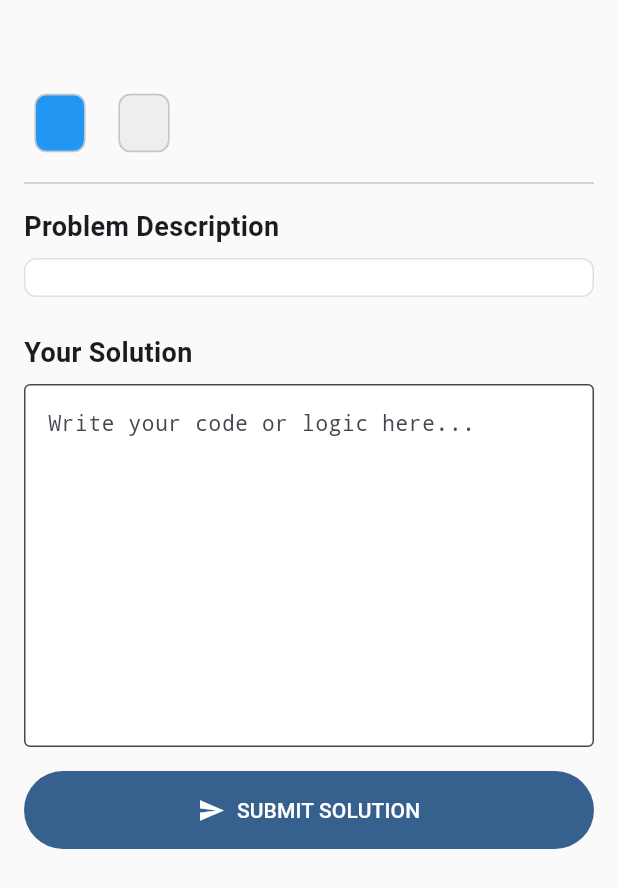
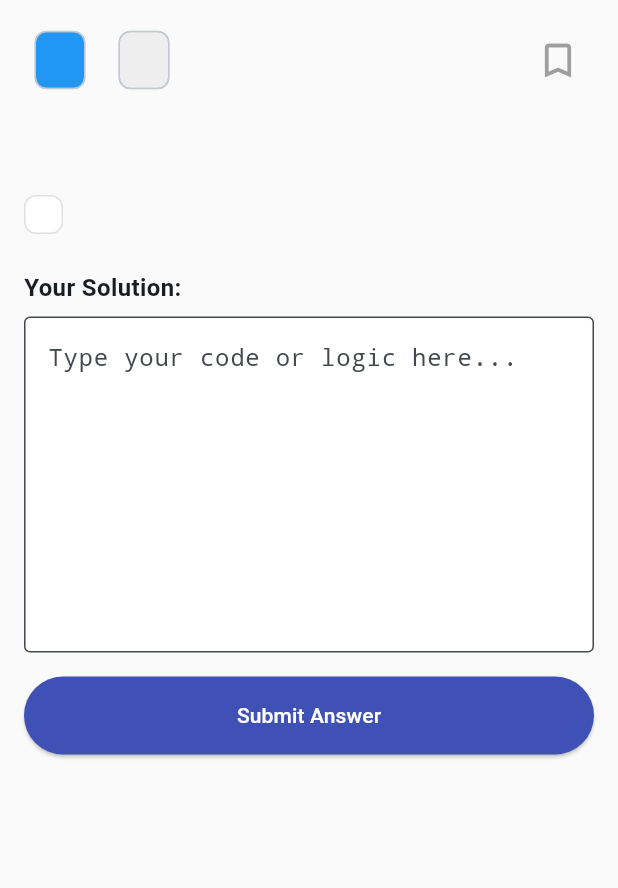
Before and after one commit to gauravkansal-coder/daily-coding-questions-app, a Flutter app: the ProblemView widget shown alone on an empty page, opened directly with empty values, on a phone screen of 412 x 824 dp. Shown: the top 888 px of the screen. Run offline on Flutter 3.47's test engine with Material 3 defaults, Android fonts, the phone set to English and light mode, and no system bars; our stand-ins replace cloud_firestore, firebase_auth, firebase_core, flutter_markdown, shared_preferences; accounts and stored records are empty; generated files the repository leaves out were written again.

Commit message:
bookmarks

```diff
--- a/lib/models/user_model.dart
+++ b/lib/models/user_model.dart
@@ -6,8 +6,9 @@ class UserModel {
   final String username;
   final int currentStreak;
   final int longestStreak;
-  final String lastSolvedDate; // Stores the date as "YYYY-MM-DD"
-  final List<String> solvedQuestionIds; // Keeps track of which days are done
+  final String lastSolvedDate;
+  final List<String> solvedQuestionIds;
+  final List<String> bookmarkedQuestionIds; // <--- NEW FIELD
 
   UserModel({
     required this.uid,
@@ -17,29 +18,25 @@ class UserModel {
     required this.longestStreak,
     required this.lastSolvedDate,
     required this.solvedQuestionIds,
+    required this.bookmarkedQuestionIds, // <--- Add to constructor
   });
 
-  // -----------------------------------------------------------------------------
-  // Factory Constructor: Firestore Document -> Dart Object
-  // -----------------------------------------------------------------------------
   factory UserModel.fromFirestore(DocumentSnapshot doc) {
-    Map<String, dynamic> data = doc.data() as Map<String, dynamic>;
-
+    Map data = doc.data() as Map<String, dynamic>;
     return UserModel(
       uid: doc.id,
       email: data['email'] ?? '',
-      username: data['username'] ?? 'Coder',
+      username: data['username'] ?? '',
       currentStreak: data['currentStreak'] ?? 0,
       longestStreak: data['longestStreak'] ?? 0,
       lastSolvedDate: data['lastSolvedDate'] ?? '',
-      // Firestore stores lists as List<dynamic>, so we must cast it to List<String>
       solvedQuestionIds: List<String>.from(data['solvedQuestionIds'] ?? []),
+      // Safely load the bookmarks list
+      bookmarkedQuestionIds:
+          List<String>.from(data['bookmarkedQuestionIds'] ?? []),
     );
   }
 
-  // -----------------------------------------------------------------------------
-  // Method: Dart Object -> Map (Used when Registering a new user)
-  // -----------------------------------------------------------------------------
   Map<String, dynamic> toMap() {
     return {
       'email': email,
@@ -48,6 +45,7 @@ class UserModel {
       'longestStreak': longestStreak,
       'lastSolvedDate': lastSolvedDate,
       'solvedQuestionIds': solvedQuestionIds,
+      'bookmarkedQuestionIds': bookmarkedQuestionIds, // <--- Save it back
     };
   }
 }
--- a/lib/ui/screens/home/problem_view.dart
+++ b/lib/ui/screens/home/problem_view.dart
@@ -1,17 +1,22 @@
 import 'package:flutter/material.dart';
 import 'package:flutter_markdown/flutter_markdown.dart';
 import 'package:daily_coding_questions_app/models/question_model.dart';
+import 'package:daily_coding_questions_app/models/user_model.dart';
 
 class ProblemView extends StatefulWidget {
   final Question question;
   final bool isSolved;
   final VoidCallback onSolve;
+  final UserModel user;
+  final Function(String) onBookmark;
 
   const ProblemView({
     super.key,
     required this.question,
     required this.isSolved,
     required this.onSolve,
+    required this.user,
+    required this.onBookmark,
   });
 
   @override
@@ -19,13 +24,15 @@ class ProblemView extends StatefulWidget {
 }
 
 class _ProblemViewState extends State<ProblemView> {
-  late TextEditingController _codeController;
+  final TextEditingController _codeController = TextEditingController();
 
   @override
   void initState() {
     super.initState();
-    // Pre-fill the text area with starter code
-    _codeController = TextEditingController(text: widget.question.starterCode);
+    // Pre-fill with starter code if available
+    if (widget.question.starterCode.isNotEmpty) {
+      _codeController.text = widget.question.starterCode;
+    }
   }
 
   @override
@@ -34,7 +41,6 @@ class _ProblemViewState extends State<ProblemView> {
     super.dispose();
   }
 
-  // Helper to pick color based on difficulty
   Color _getDifficultyColor(String difficulty) {
     switch (difficulty.toLowerCase()) {
       case 'easy':
@@ -50,19 +56,18 @@ class _ProblemViewState extends State<ProblemView> {
 
   @override
   Widget build(BuildContext context) {
+    bool isBookmarked =
+        widget.user.bookmarkedQuestionIds.contains(widget.question.id);
+
     return SingleChildScrollView(
       padding: const EdgeInsets.all(16.0),
       child: Column(
-        crossAxisAlignment: CrossAxisAlignment.stretch,
+        crossAxisAlignment: CrossAxisAlignment.start,
         children: [
-          // -------------------------------------------------------
-          // 1. Header (Title + Badges)
-          // -------------------------------------------------------
-          Text(
-            widget.question.title,
-            style: const TextStyle(fontSize: 24, fontWeight: FontWeight.bold),
-          ),
-          const SizedBox(height: 8),
+          // 1. Header: Difficulty, Topic, and Bookmark Icon
+          Row(
+            mainAxisAlignment: MainAxisAlignment.spaceBetween,
+            children: [
               Row(
                 children: [
                   Chip(
@@ -76,20 +81,31 @@ class _ProblemViewState extends State<ProblemView> {
                   const SizedBox(width: 8),
                   Chip(
                     label: Text(widget.question.topic),
-                backgroundColor: Colors.grey[200],
+                    backgroundColor: Colors.grey.shade200,
                   ),
                 ],
               ),
-          const Divider(height: 32),
+              // BOOKMARK BUTTON
+              IconButton(
+                onPressed: () => widget.onBookmark(widget.question.id),
+                icon: Icon(
+                  isBookmarked ? Icons.bookmark : Icons.bookmark_border,
+                  color: isBookmarked ? Colors.amber : Colors.grey,
+                  size: 30,
+                ),
+              ),
+            ],
+          ),
+          const SizedBox(height: 16),
 
-          // -------------------------------------------------------
-          // 2. Question Description (Markdown)
-          // -------------------------------------------------------
-          const Text(
-            "Problem Description",
-            style: TextStyle(fontSize: 18, fontWeight: FontWeight.bold),
+          // 2. Title
+          Text(
+            widget.question.title,
+            style: const TextStyle(fontSize: 24, fontWeight: FontWeight.bold),
           ),
-          const SizedBox(height: 8),
+          const SizedBox(height: 16),
+
+          // 3. Description (Markdown)
           Container(
             padding: const EdgeInsets.all(12),
             decoration: BoxDecoration(
@@ -101,19 +117,49 @@ class _ProblemViewState extends State<ProblemView> {
           ),
           const SizedBox(height: 24),
 
-          // -------------------------------------------------------
-          // 3. The "Switch": Input vs Solution
-          // -------------------------------------------------------
-          if (widget.isSolved) ...[
-            // STATE: SOLVED -> Show Solution
+          // 4. Input Area OR Solution View
+          if (!widget.isSolved) ...[
+            const Text(
+              "Your Solution:",
+              style: TextStyle(fontWeight: FontWeight.bold, fontSize: 16),
+            ),
+            const SizedBox(height: 8),
+            TextField(
+              controller: _codeController,
+              maxLines: 8,
+              decoration: const InputDecoration(
+                hintText: "Type your code or logic here...",
+                border: OutlineInputBorder(),
+                filled: true,
+                fillColor: Colors.white,
+              ),
+              style: const TextStyle(fontFamily: 'monospace'),
+            ),
+            const SizedBox(height: 16),
+            SizedBox(
+              width: double.infinity,
+              child: ElevatedButton(
+                onPressed: widget.onSolve,
+                style: ElevatedButton.styleFrom(
+                  backgroundColor: Colors.indigo,
+                  foregroundColor: Colors.white,
+                  padding: const EdgeInsets.symmetric(vertical: 16),
+                ),
+                child: const Text("Submit Answer"),
+              ),
+            ),
+          ] else ...[
+            // Success Message & Solution (This matches your screenshot fixes)
             Container(
+              width: double.infinity,
               padding: const EdgeInsets.all(16),
               decoration: BoxDecoration(
                 color: Colors.green.shade50,
                 borderRadius: BorderRadius.circular(12),
-                border: Border.all(color: Colors.green),
+                border: Border.all(color: Colors.green.shade200),
               ),
               child: Column(
+                crossAxisAlignment: CrossAxisAlignment.start,
                 children: [
                   const Row(
                     children: [
@@ -122,56 +168,20 @@ class _ProblemViewState extends State<ProblemView> {
                       Text(
                         "Answer Submitted! Solution Unlocked.",
                         style: TextStyle(
-                            fontWeight: FontWeight.bold, color: Colors.green),
+                            fontWeight: FontWeight.bold,
+                            color: Colors.green,
+                            fontSize: 16),
                       ),
                     ],
                   ),
-                  const Divider(),
-                  const Align(
-                    alignment: Alignment.centerLeft,
-                    child: Text("Official Solution:",
-                        style: TextStyle(fontWeight: FontWeight.bold)),
+                  const Divider(height: 24),
+                  const Text(
+                    "Official Solution:",
+                    style: TextStyle(fontWeight: FontWeight.bold),
                   ),
                   const SizedBox(height: 8),
                   MarkdownBody(data: widget.question.solution),
                 ],
-              ),
-            ),
-          ] else ...[
-            // STATE: UNSOLVED -> Show Input
-            const Text(
-              "Your Solution",
-              style: TextStyle(fontSize: 18, fontWeight: FontWeight.bold),
-            ),
-            const SizedBox(height: 8),
-            TextField(
-              controller: _codeController,
-              maxLines: 10,
-              style: const TextStyle(
-                  fontFamily: 'Courier', fontSize: 14), // Monospace font
-              decoration: const InputDecoration(
-                border: OutlineInputBorder(),
-                hintText: "Write your code or logic here...",
-                filled: true,
-                fillColor: Colors.white,
-              ),
-            ),
-            const SizedBox(height: 16),
-            FilledButton.icon(
-              onPressed: () {
-                if (_codeController.text.trim().isNotEmpty) {
-                  widget.onSolve(); // Trigger the Provider logic
-                } else {
-                  ScaffoldMessenger.of(context).showSnackBar(
-                    const SnackBar(
-                        content: Text("Please write some code first!")),
-                  );
-                }
-              },
-              icon: const Icon(Icons.send),
-              label: const Text("SUBMIT SOLUTION"),
-              style: FilledButton.styleFrom(
-                padding: const EdgeInsets.symmetric(vertical: 16),
               ),
             ),
           ],
```
Also changed, not shown: lib/services/firestore_service.dart (+48 -31 lines), lib/ui/screens/home/bookmarks_screen.dart (added, +117 -0 lines), lib/ui/screens/home/home_screen.dart (+13 -5 lines), lib/ui/screens/profile/stats_screen.dart (+28 -2 lines). Lines whose indentation alone changed are shown as unchanged.
